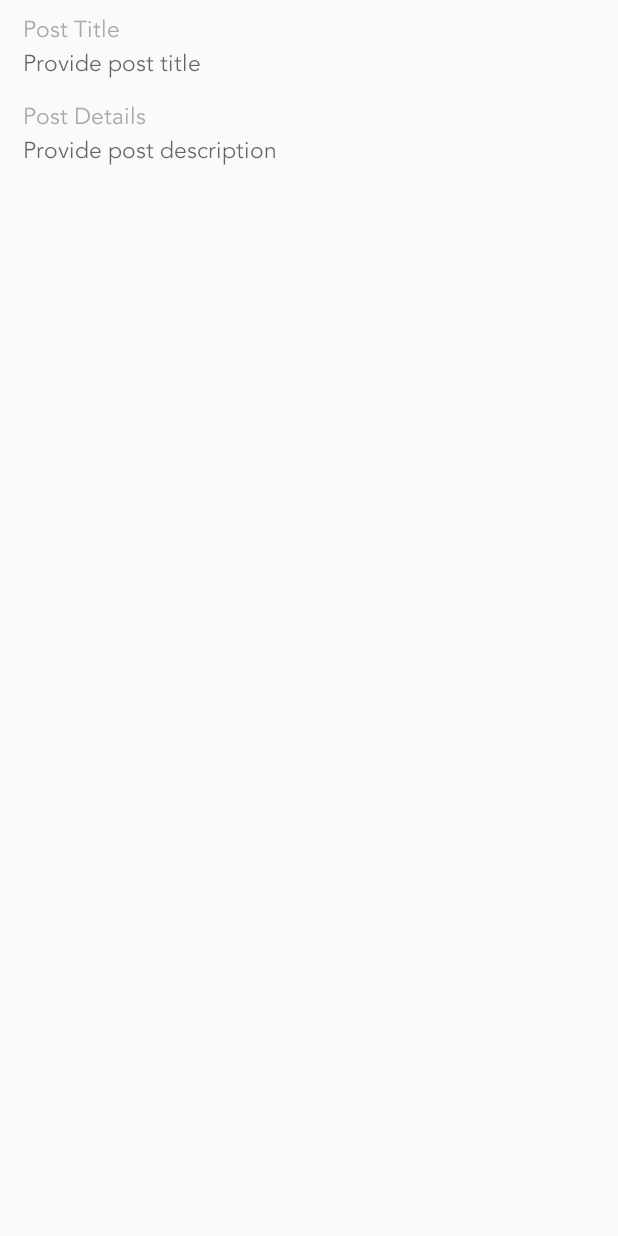
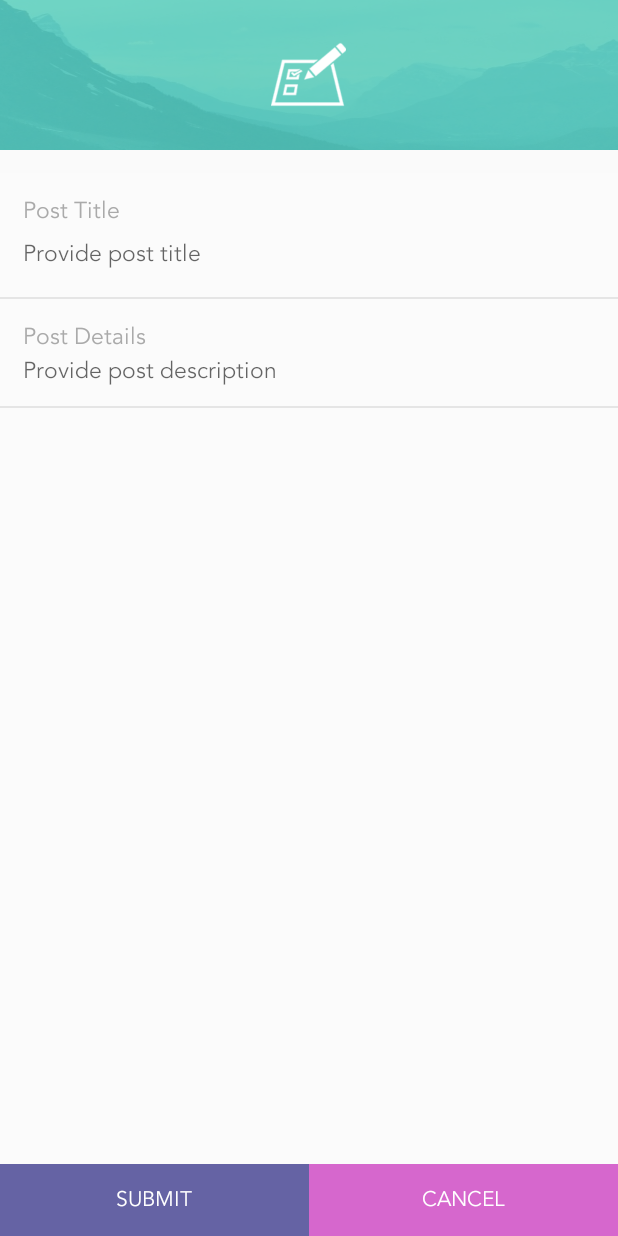
Before and after one commit to gprasaadgit/communify, an Android app: the PostActivity screen opened directly, with no data from a screen before it, on a phone screen of 412 x 824 dp. Run offline under Robolectric (Android 15) with nearby library versions, the phone set to English and light mode, and no system bars; our stand-ins replace Firebase (no records; nobody signed in at launch, a user with empty details on screens opened directly); 1 statement that could not run was skipped.

Commit message:
create post screen UI change done

```diff
--- a/app/src/main/res/layout/activity_post.xml
+++ b/app/src/main/res/layout/activity_post.xml
@@ -3,20 +3,48 @@
     android:id="@+id/sign_up_form"
     android:layout_width="match_parent"
     android:layout_height="match_parent"
-    android:layout_marginTop="10dp"
     android:orientation="vertical">
+
+    <LinearLayout
+        android:id="@+id/sign_up_image_panel"
+        android:layout_width="match_parent"
+        android:layout_height="100dp"
+        android:background="@drawable/top_common_bg"
+        android:gravity="center_vertical|center_horizontal"
+        android:orientation="vertical"
+        android:weightSum="1">
+
+        <ImageView
+            android:layout_width="50dp"
+            android:layout_height="50dp"
+            android:layout_alignParentRight="true"
+            android:layout_centerVertical="true"
+            android:src="@drawable/ic_hdr_polling" />
+
+    </LinearLayout>
 
     <LinearLayout
         android:id="@+id/sign_up_info_panel"
         android:layout_width="match_parent"
-        android:layout_height="wrap_content"
+        android:layout_height="0dp"
+        android:layout_marginTop="15dp"
+        android:layout_weight="0.58"
+        android:background="@drawable/login_transp_bg"
+        android:gravity="bottom"
         android:orientation="vertical"
         android:weightSum="1">
+
+        <TableLayout
+            android:layout_width="match_parent"
+            android:layout_height="match_parent"
+            android:stretchColumns="1">
+
+            <TableRow android:layout_marginTop="15dp">
 
                 <TextView
                     android:id="@+id/tview_title"
                     android:layout_width="match_parent"
-            android:layout_height="wrap_content"
+                    android:layout_height="20dp"
                     android:layout_gravity="left"
                     android:layout_marginLeft="15dp"
                     android:layout_marginRight="15dp"
@@ -24,10 +52,15 @@
                     android:textColor="@android:color/darker_gray"
                     android:textSize="15sp" />
 
+
+            </TableRow>
+
+            <TableRow android:background="@drawable/bottom_gray_border">
+
                 <EditText
                     android:id="@+id/et_title"
                     android:layout_width="match_parent"
-            android:layout_height="20dp"
+                    android:layout_height="30dp"
                     android:layout_marginBottom="15dp"
                     android:layout_marginLeft="15dp"
                     android:layout_marginRight="15dp"
@@ -37,15 +70,9 @@
                     android:hint="@string/act_create_post_title_hint"
                     android:inputType="text"
                     android:textSize="15sp" />
-    </LinearLayout>
+            </TableRow>
 
-    <LinearLayout
-        android:id="@+id/create_post_description"
-        android:layout_width="match_parent"
-        android:layout_height="0dp"
-        android:layout_weight="0.60"
-        android:gravity="top"
-        android:orientation="vertical">
+            <TableRow android:layout_marginTop="15dp">
 
                 <TextView
                     android:id="@+id/tview_details"
@@ -57,22 +84,66 @@
                     android:text="@string/act_create_post_details"
                     android:textColor="@android:color/darker_gray"
                     android:textSize="15sp" />
+            </TableRow>
+
+            <TableRow android:background="@drawable/bottom_gray_border">
 
                 <EditText
                     android:id="@+id/et_description"
                     android:layout_width="match_parent"
-            android:layout_height="match_parent"
+                    android:layout_height="wrap_content"
                     android:layout_marginBottom="15dp"
                     android:layout_marginLeft="15dp"
                     android:layout_marginRight="15dp"
                     android:layout_marginTop="3dp"
                     android:layout_weight="1"
-            android:hint="@string/act_create_post_details_hint"
                     android:background="@android:color/transparent"
                     android:gravity="top|left"
-            android:inputType="textMultiLine"
-            android:scrollHorizontally="false"
+                    android:hint="@string/act_create_post_details_hint"
+                    android:inputType="textCapSentences|textMultiLine"
+                    android:maxLength="2000"
+                    android:maxLines="6"
                     android:textSize="15sp" />
+            </TableRow>
+        </TableLayout>
+
 
     </LinearLayout>
+
+    <LinearLayout
+        android:id="@+id/sign_up_buttons"
+        android:layout_width="match_parent"
+        android:layout_height="48dp"
+        android:orientation="horizontal">
+
+        <LinearLayout
+            android:layout_width="0dp"
+            android:layout_height="fill_parent"
+            android:layout_weight="1">
+
+            <Button
+                android:id="@+id/btn_submit"
+                style="@style/Widget.AppCompat.Button.Borderless"
+                android:layout_width="match_parent"
+                android:layout_height="wrap_content"
+                android:background="@color/colorPrimary"
+                android:text="@string/act_contribute_poll_submit"
+                android:textColor="@android:color/white" />
         </LinearLayout>
+
+        <LinearLayout
+            android:layout_width="0dp"
+            android:layout_height="fill_parent"
+            android:layout_weight="1">
+
+            <Button
+                android:id="@+id/btn_cancel"
+                style="@style/Widget.AppCompat.Button.Borderless"
+                android:layout_width="match_parent"
+                android:layout_height="wrap_content"
+                android:background="@color/colorAccent"
+                android:text="@string/act_contribute_poll_cancel"
+                android:textColor="@android:color/white" />
+        </LinearLayout>
+    </LinearLayout>
+</LinearLayout>
```
Lines whose indentation alone changed are shown as unchanged.
